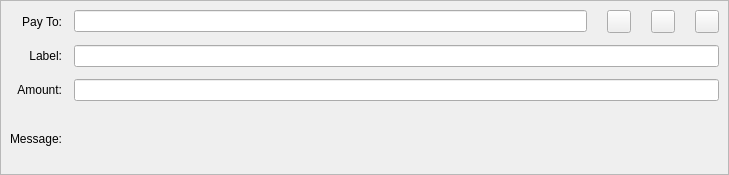
Before: the Qt Designer form src/qt/forms/sendcoinsentry.ui in FantasyGold/FantasyGold-Core, drawn with Qt 5.
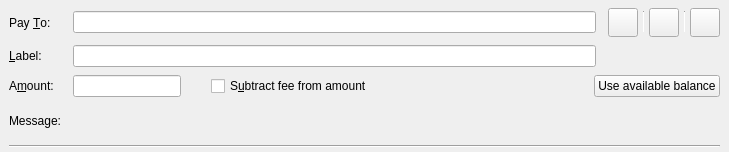
After: the same form once the commit is applied. Icons and pictures are not drawn. Custom widgets are drawn as their Qt base class.

Diff of the .ui file:
```diff
--- a/src/qt/forms/sendcoinsentry.ui
+++ b/src/qt/forms/sendcoinsentry.ui
@@ -7,7 +7,7 @@
     <x>0</x>
     <y>0</y>
     <width>729</width>
-    <height>175</height>
+    <height>152</height>
    </rect>
   </property>
   <property name="focusPolicy">
@@ -24,18 +24,21 @@
     <string>This is a normal payment.</string>
    </property>
    <property name="frameShape">
-    <enum>QFrame::StyledPanel</enum>
-   </property>
-   <property name="frameShadow">
-    <enum>QFrame::Sunken</enum>
+    <enum>QFrame::NoFrame</enum>
    </property>
    <layout class="QGridLayout" name="gridLayout">
-    <property name="spacing">
+    <property name="topMargin">
+     <number>8</number>
+    </property>
+    <property name="bottomMargin">
+     <number>4</number>
+    </property>
+    <property name="horizontalSpacing">
      <number>12</number>
     </property>
-    <item row="2" column="1">
-     <widget class="BitcoinAmountField" name="payAmount"/>
-    </item>
+    <property name="verticalSpacing">
+     <number>8</number>
+    </property>
     <item row="3" column="1">
      <widget class="QLabel" name="messageTextLabel">
       <property name="toolTip">
@@ -49,41 +52,52 @@
     <item row="0" column="0">
      <widget class="QLabel" name="payToLabel">
       <property name="text">
-       <string>Pay To:</string>
-      </property>
-      <property name="alignment">
-       <set>Qt::AlignRight|Qt::AlignTrailing|Qt::AlignVCenter</set>
+       <string>Pay &amp;To:</string>
       </property>
       <property name="buddy">
        <cstring>payTo</cstring>
       </property>
      </widget>
     </item>
-    <item row="2" column="0">
-     <widget class="QLabel" name="amountLabel">
-      <property name="text">
-       <string>Amount:</string>
-      </property>
-      <property name="alignment">
-       <set>Qt::AlignRight|Qt::AlignTrailing|Qt::AlignVCenter</set>
-      </property>
-      <property name="buddy">
-       <cstring>payAmount</cstring>
-      </property>
-     </widget>
-    </item>
-    <item row="1" column="0">
-     <widget class="QLabel" name="labelLabel">
-      <property name="text">
-       <string>Label:</string>
-      </property>
-      <property name="alignment">
-       <set>Qt::AlignRight|Qt::AlignTrailing|Qt::AlignVCenter</set>
-      </property>
-      <property name="buddy">
-       <cstring>addAsLabel</cstring>
-      </property>
-     </widget>
+    <item row="2" column="1" colspan="4">
+     <layout class="QHBoxLayout" name="horizontalLayoutAmount" stretch="0,0,1,0">
+      <item>
+       <widget class="BitcoinAmountField" name="payAmount"/>
+      </item>
+      <item>
+       <spacer name="horizontalSpacer">
+        <property name="orientation">
+         <enum>Qt::Horizontal</enum>
+        </property>
+        <property name="sizeType">
+         <enum>QSizePolicy::Fixed</enum>
+        </property>
+        <property name="sizeHint" stdset="0">
+         <size>
+          <width>30</width>
+          <height>20</height>
+         </size>
+        </property>
+       </spacer>
+      </item>
+      <item>
+       <widget class="QCheckBox" name="checkboxSubtractFeeFromAmount">
+        <property name="toolTip">
+         <string>The fee will be deducted from the amount being sent. The recipient will receive less fantasygolds than you enter in the amount field. If multiple recipients are selected, the fee is split equally.</string>
+        </property>
+        <property name="text">
+         <string>S&amp;ubtract fee from amount</string>
+        </property>
+       </widget>
+      </item>
+      <item>
+       <widget class="QPushButton" name="useAvailableBalanceButton">
+        <property name="text">
+         <string>Use available balance</string>
+        </property>
+       </widget>
+      </item>
+     </layout>
     </item>
     <item row="1" column="1">
      <widget class="QLineEdit" name="addAsLabel">
@@ -92,58 +106,94 @@
       </property>
      </widget>
     </item>
+    <item row="1" column="0">
+     <widget class="QLabel" name="labellLabel">
+      <property name="text">
+       <string>&amp;Label:</string>
+      </property>
+      <property name="buddy">
+       <cstring>addAsLabel</cstring>
+      </property>
+     </widget>
+    </item>
     <item row="3" column="0">
      <widget class="QLabel" name="messageLabel">
       <property name="text">
        <string>Message:</string>
       </property>
-      <property name="alignment">
-       <set>Qt::AlignRight|Qt::AlignTrailing|Qt::AlignVCenter</set>
+     </widget>
+    </item>
+    <item row="2" column="0">
+     <widget class="QLabel" name="amountLabel">
+      <property name="text">
+       <string>A&amp;mount:</string>
+      </property>
+      <property name="buddy">
+       <cstring>payAmount</cstring>
       </property>
      </widget>
     </item>
     <item row="0" column="1">
      <layout class="QHBoxLayout" name="payToLayout">
       <property name="spacing">
-       <number>0</number>
+       <number>6</number>
       </property>
       <item>
        <widget class="QValidatedLineEdit" name="payTo">
-        <property name="sizePolicy">
-         <sizepolicy hsizetype="Preferred" vsizetype="Maximum">
-          <horstretch>0</horstretch>
-          <verstretch>0</verstretch>
-         </sizepolicy>
-        </property>
         <property name="toolTip">
          <string>The FantasyGold address to send the payment to</string>
         </property>
        </widget>
       </item>
+     </layout>
+    </item>
+    <item row="4" column="0" colspan="5">
+     <widget class="Line" name="hLine">
+      <property name="orientation">
+       <enum>Qt::Horizontal</enum>
+      </property>
+     </widget>
+    </item>
+    <item row="0" column="2" colspan="3">
+     <layout class="QHBoxLayout" name="horizontalLayout_3">
+      <property name="spacing">
+       <number>5</number>
+      </property>
       <item>
-       <spacer name="horizontalSpacer">
+       <widget class="QToolButton" name="deleteButton">
+        <property name="toolTip">
+         <string>Remove this entry</string>
+        </property>
+        <property name="text">
+         <string/>
+        </property>
+        <property name="icon">
+         <iconset resource="../bitcoin.qrc">
+          <normaloff>:/icons/remove_entry</normaloff>:/icons/remove_entry</iconset>
+        </property>
+        <property name="iconSize">
+         <size>
+          <width>22</width>
+          <height>22</height>
+         </size>
+        </property>
+       </widget>
+      </item>
+      <item>
+       <widget class="Line" name="vLine">
+        <property name="maximumSize">
+         <size>
+          <width>1</width>
+          <height>22</height>
+         </size>
+        </property>
         <property name="orientation">
-         <enum>Qt::Horizontal</enum>
+         <enum>Qt::Vertical</enum>
         </property>
-        <property name="sizeType">
-         <enum>QSizePolicy::Maximum</enum>
-        </property>
-        <property name="sizeHint" stdset="0">
-         <size>
-          <width>20</width>
-          <height>20</height>
-         </size>
-        </property>
-       </spacer>
+       </widget>
       </item>
       <item>
        <widget class="QToolButton" name="addressBookButton">
-        <property name="sizePolicy">
-         <sizepolicy hsizetype="Maximum" vsizetype="Maximum">
-          <horstretch>0</horstretch>
-          <verstretch>0</verstretch>
-         </sizepolicy>
-        </property>
         <property name="toolTip">
          <string>Choose previously used address</string>
         </property>
@@ -154,35 +204,32 @@
          <iconset resource="../fantasygold.qrc">
           <normaloff>:/icons/address-book</normaloff>:/icons/address-book</iconset>
         </property>
+        <property name="iconSize">
+         <size>
+          <width>22</width>
+          <height>22</height>
+         </size>
+        </property>
         <property name="shortcut">
          <string>Alt+A</string>
         </property>
        </widget>
       </item>
       <item>
-       <spacer name="horizontalSpacer_2">
-        <property name="orientation">
-         <enum>Qt::Horizontal</enum>
-        </property>
-        <property name="sizeType">
-         <enum>QSizePolicy::Maximum</enum>
-        </property>
-        <property name="sizeHint" stdset="0">
+       <widget class="Line" name="vLine2">
+        <property name="maximumSize">
          <size>
-          <width>20</width>
-          <height>20</height>
+          <width>1</width>
+          <height>22</height>
          </size>
         </property>
-       </spacer>
+        <property name="orientation">
+         <enum>Qt::Vertical</enum>
+        </property>
+       </widget>
       </item>
       <item>
        <widget class="QToolButton" name="pasteButton">
-        <property name="sizePolicy">
-         <sizepolicy hsizetype="Maximum" vsizetype="Maximum">
-          <horstretch>0</horstretch>
-          <verstretch>0</verstretch>
-         </sizepolicy>
-        </property>
         <property name="toolTip">
          <string>Paste address from clipboard</string>
         </property>
@@ -193,47 +240,17 @@
          <iconset resource="../fantasygold.qrc">
           <normaloff>:/icons/editpaste</normaloff>:/icons/editpaste</iconset>
         </property>
+        <property name="iconSize">
+         <size>
+          <width>22</width>
+          <height>22</height>
+         </size>
+        </property>
         <property name="shortcut">
          <string>Alt+P</string>
         </property>
        </widget>
       </item>
-      <item>
-       <spacer name="horizontalSpacer_3">
-        <property name="orientation">
-         <enum>Qt::Horizontal</enum>
-        </property>
-        <property name="sizeType">
-         <enum>QSizePolicy::Maximum</enum>
-        </property>
-        <property name="sizeHint" stdset="0">
-         <size>
-          <width>20</width>
-          <height>20</height>
-         </size>
-        </property>
-       </spacer>
-      </item>
-      <item>
-       <widget class="QToolButton" name="deleteButton">
-        <property name="sizePolicy">
-         <sizepolicy hsizetype="Maximum" vsizetype="Maximum">
-          <horstretch>0</horstretch>
-          <verstretch>0</verstretch>
-         </sizepolicy>
-        </property>
-        <property name="toolTip">
-         <string>Remove this entry</string>
-        </property>
-        <property name="text">
-         <string/>
-        </property>
-        <property name="icon">
-         <iconset resource="../fantasygold.qrc">
-          <normaloff>:/icons/remove</normaloff>:/icons/remove</iconset>
-        </property>
-       </widget>
-      </item>
      </layout>
     </item>
    </layout>
```
Left out of the diff: 47 changed lines with no effect on the pictures.
